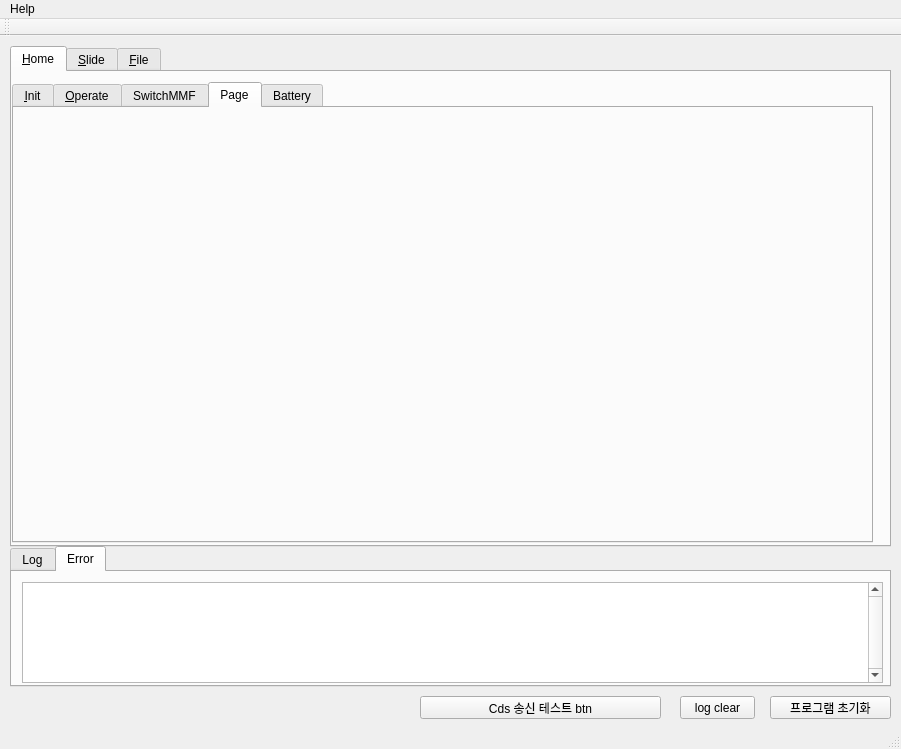
First picture: the form in mainwindow.ui, repository kwon852456/0hpp_integrated, before the edit.
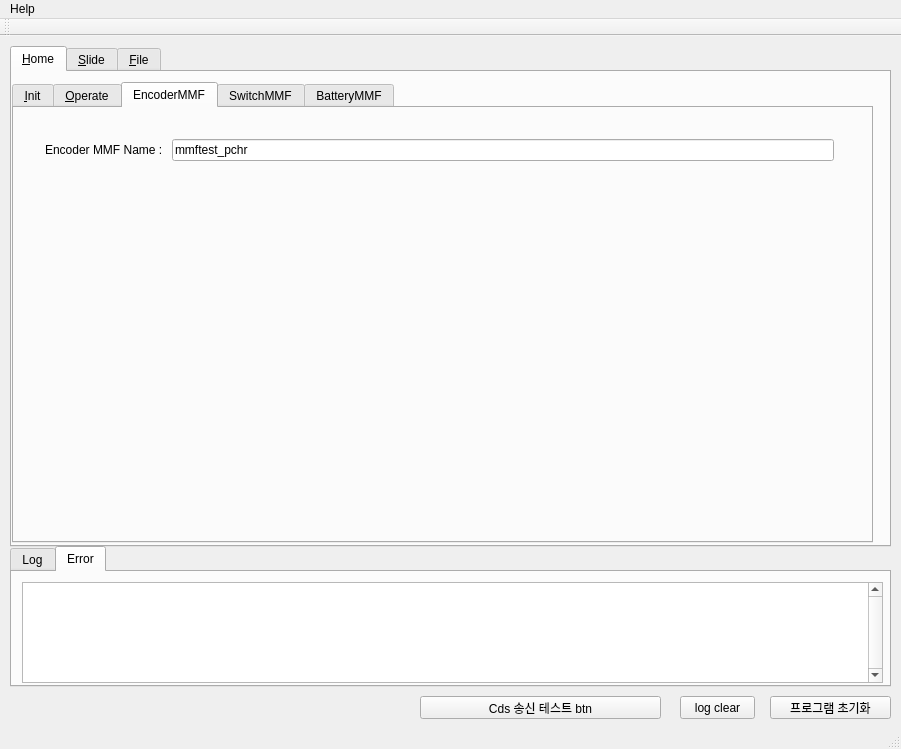
Second picture: the form after the edit. The open tabs and pages were chosen to show the change. Custom widgets are drawn as their Qt base class.

Diff of the .ui file:
```diff
--- a/mainwindow.ui
+++ b/mainwindow.ui
@@ -590,6 +590,44 @@
         </property>
        </widget>
       </widget>
+      <widget class="QWidget" name="tab_13">
+       <attribute name="title">
+        <string>EncoderMMF</string>
+       </attribute>
+       <widget class="QWidget" name="layoutWidget">
+        <property name="geometry">
+         <rect>
+          <x>20</x>
+          <y>20</y>
+          <width>811</width>
+          <height>111</height>
+         </rect>
+        </property>
+        <layout class="QVBoxLayout" name="verticalLayout_7">
+         <item>
+          <layout class="QHBoxLayout" name="horizontalLayout_16">
+           <item>
+            <widget class="QLabel" name="label_21">
+             <property name="text">
+              <string>Encoder MMF Name : </string>
+             </property>
+            </widget>
+           </item>
+           <item>
+            <widget class="QLineEdit" name="edit_encMmfName">
+             <property name="text">
+              <string>mmftest_pchr</string>
+             </property>
+            </widget>
+           </item>
+          </layout>
+         </item>
+         <item>
+          <widget class="Usb_mmf" name="usb_mmf"/>
+         </item>
+        </layout>
+       </widget>
+      </widget>
       <widget class="QWidget" name="tab_11">
        <attribute name="title">
         <string>SwitchMMF</string>
@@ -798,14 +836,9 @@
         </layout>
        </widget>
       </widget>
-      <widget class="QWidget" name="tab_13">
-       <attribute name="title">
-        <string>Page</string>
-       </attribute>
-      </widget>
       <widget class="QWidget" name="tab_12">
        <attribute name="title">
-        <string>Battery</string>
+        <string>BatteryMMF</string>
        </attribute>
        <widget class="QWidget" name="layoutWidget">
         <property name="geometry">
```
Left out of the diff: 36 changed lines with no effect on the pictures.
